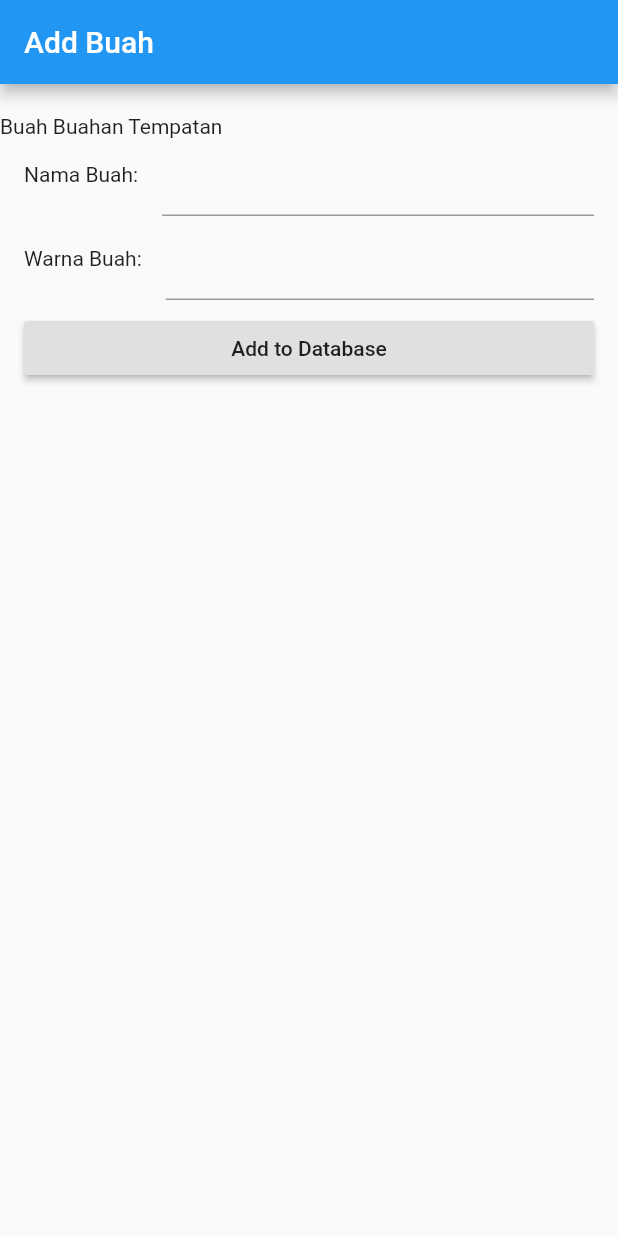
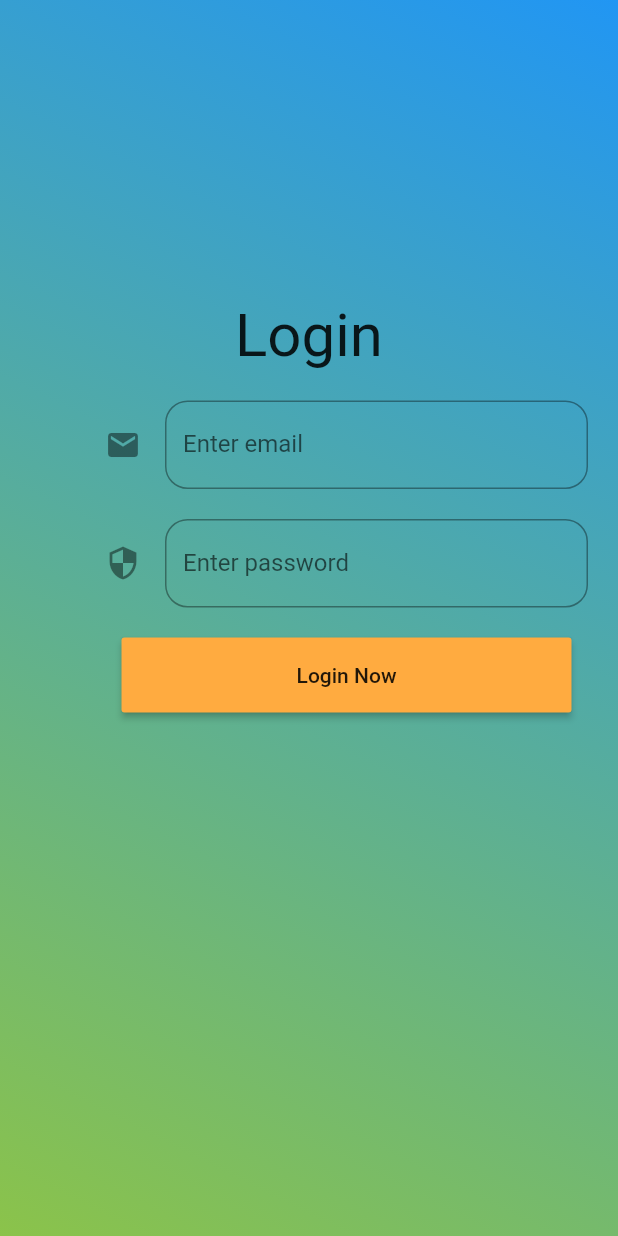
Before and after one commit to casfian/mampufb, a Flutter app: the screen it shows after launch, on a phone screen of 412 x 824 dp. Run offline on Flutter 3.47's test engine with Material 2 defaults, Android fonts, the phone set to English and light mode, and no system bars; our stand-ins replace cloud_firestore, firebase_auth; accounts and stored records are empty.

Commit message:
added firebase login

```diff
--- /dev/null
+++ b/lib/login.dart
@@ -0,0 +1,104 @@
+import 'package:flutter/material.dart';
+import 'package:firebase_auth/firebase_auth.dart';
+
+class Login extends StatefulWidget {
+  @override
+  _LoginState createState() => _LoginState();
+}
+
+class _LoginState extends State<Login> {
+  final _emailController = TextEditingController();
+  final FirebaseAuth _auth = FirebaseAuth.instance;
+
+  final _passwordController = TextEditingController();
+
+  void _signInWithEmailAndPassword() async {
+    final FirebaseUser user = (await _auth.signInWithEmailAndPassword(
+                            email: _emailController.text,
+                            password: _passwordController.text,
+                            )
+    ).user;
+    print(user);
+  }
+
+  @override
+  Widget build(BuildContext context) {
+
+    final logintext = Text('Login', style: TextStyle(fontSize:40),);
+    final usernameTxtfield = TextField(
+      controller: _emailController,
+      decoration: InputDecoration(
+        labelText: 'Enter email',
+        icon: Icon(Icons.email),
+        border: OutlineInputBorder(
+          borderRadius: BorderRadius.circular(15),
+        ),
+      ),
+    );
+
+    final passwordTxtfield = TextField(
+      controller: _passwordController,
+      decoration: InputDecoration(
+        labelText: 'Enter password',
+        icon: Icon(Icons.security),
+        border: OutlineInputBorder(
+          borderRadius: BorderRadius.circular(15),
+        ),
+      ),
+    );
+
+    final submitbutton = RaisedButton(
+      color: Colors.orangeAccent,
+      child: Text('Login Now'),
+      onPressed: () {
+        //code
+        _signInWithEmailAndPassword();
+      },
+    );
+
+    final bgcontainer = Container(
+          decoration: BoxDecoration(
+            gradient: LinearGradient(
+              colors: [Colors.blue, Colors.lightGreen],
+              begin: Alignment.topRight,
+              end: Alignment.bottomLeft,
+              stops: [0.0, 1.0],
+              tileMode: TileMode.clamp
+            ),
+          ),
+          width: MediaQuery.of(context).size.width,
+          child: Column(
+            children: <Widget> [
+              SizedBox(height:200),
+              logintext,
+
+              Padding(
+                padding: EdgeInsets.fromLTRB(70, 20, 20, 0),
+                child: usernameTxtfield,
+              ),
+
+              Padding(
+                padding: EdgeInsets.fromLTRB(70, 20, 20, 0),
+                child: passwordTxtfield,
+              ),
+
+              Container(
+                margin: EdgeInsets.fromLTRB(70, 20, 20, 0),
+                width: 300,
+                height: 50,
+                child: submitbutton),
+            ]
+          ),
+    );
+
+
+
+    return Scaffold(
+        // appBar: AppBar(
+        //   title: Text('Login'),
+        // ),
+        body: bgcontainer,
+
+    );
+  }
+}
--- a/lib/main.dart
+++ b/lib/main.dart
@@ -1,5 +1,6 @@
 import 'package:flutter/material.dart';
-import 'package:mampufb/addbuah.dart';
+// import 'package:mampufb/addbuah.dart';
+import 'package:mampufb/login.dart';
 
 
 void main() => runApp(MyApp());
@@ -10,7 +11,7 @@ class MyApp extends StatelessWidget {
     return MaterialApp(
       title: 'Firebase MAMPU Demo',
       //we will straight use Addbuah UI
-      home: Addbuah(),
+      home: Login(),
     );
   }
 }
--- a/pubspec.yaml
+++ b/pubspec.yaml
@@ -24,7 +24,7 @@ dependencies:
   flutter:
     sdk: flutter
   cloud_firestore: ^0.13.7
-
+  firebase_auth: ^0.16.1
 
 
   #firebase_messaging: ^6.0.16
```
Also changed, not shown: pubspec.lock, 1 other file.
